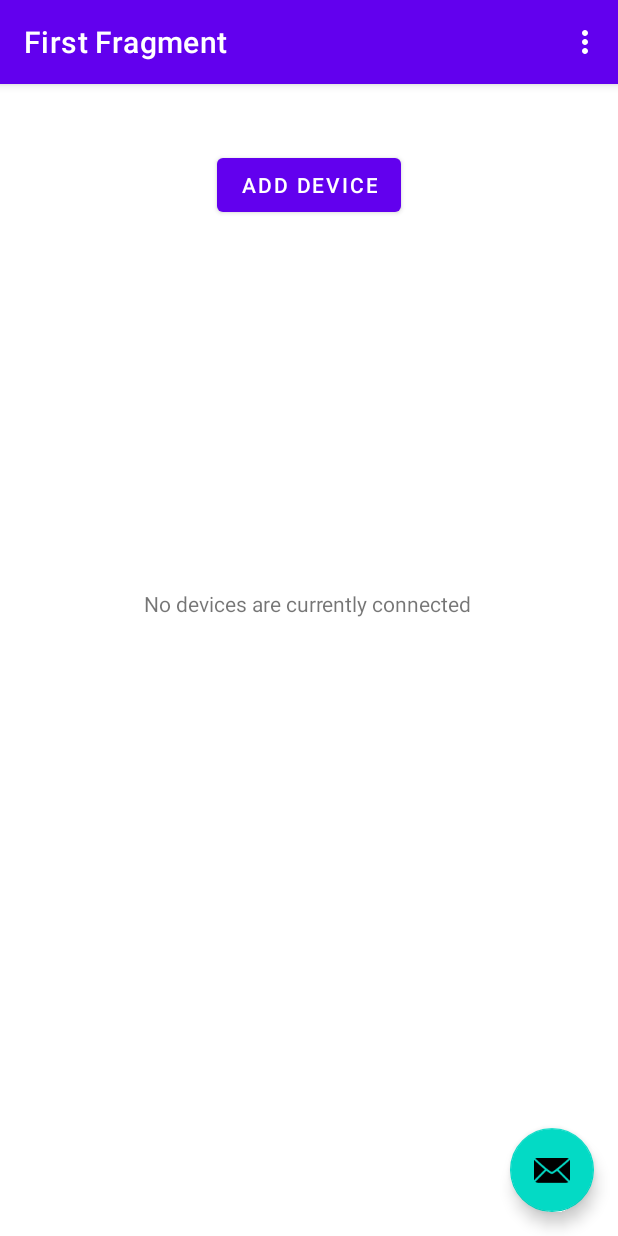
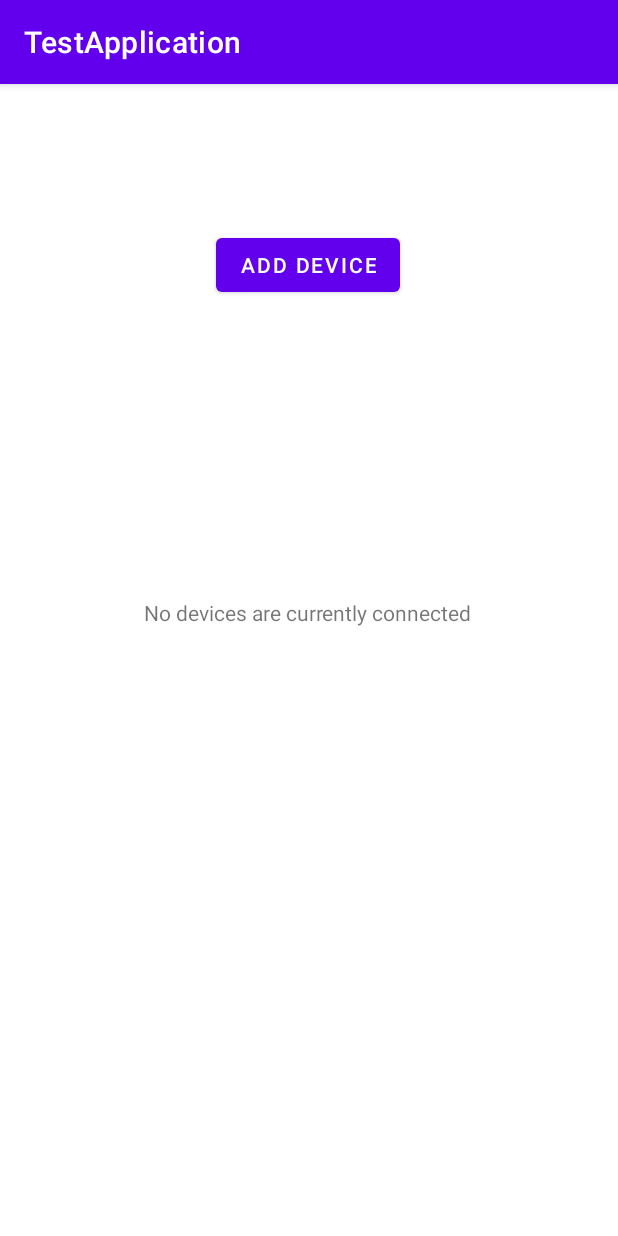
Before and after one commit to qclalo/capstone, an Android app: the InstructionMenuFragment screen opened through its navigation route, after a tap on "CANCEL", on a phone screen of 412 x 824 dp. Run offline under Robolectric (Android 15) with nearby library versions, the phone set to English and light mode, and no system bars.

Commit message:
new project base template

```diff
--- a/NEMoCoDe_App/app/build.gradle
+++ b/NEMoCoDe_App/app/build.gradle
@@ -29,9 +29,6 @@ android {
     kotlinOptions {
         jvmTarget = '1.8'
     }
-    buildFeatures {
-        viewBinding true
-    }
 }
 
 dependencies {
--- a/NEMoCoDe_App/app/src/main/AndroidManifest.xml
+++ b/NEMoCoDe_App/app/src/main/AndroidManifest.xml
@@ -15,9 +15,7 @@
         tools:targetApi="31">
         <activity
             android:name=".MainActivity"
-            android:exported="true"
-            android:label="@string/app_name"
-            android:theme="@style/Theme.NEMoCoDe_App.NoActionBar">
+            android:exported="true">
             <intent-filter>
                 <action android:name="android.intent.action.MAIN" />
 
--- a/NEMoCoDe_App/app/src/main/java/com/example/nemocode_app/InstructionMenuFragment.kt
+++ b/NEMoCoDe_App/app/src/main/java/com/example/nemocode_app/InstructionMenuFragment.kt
@@ -1,44 +1,30 @@
 package com.example.nemocode_app
 
 import android.os.Bundle
-import androidx.fragment.app.Fragment
 import android.view.LayoutInflater
 import android.view.View
 import android.view.ViewGroup
+import android.widget.Button
+import androidx.fragment.app.Fragment
 import androidx.navigation.fragment.findNavController
-import com.example.nemocode_app.databinding.FragmentInstructionMenuBinding
 
-/**
- * A simple [Fragment] subclass as the second destination in the navigation.
- */
 class InstructionMenuFragment : Fragment() {
-
-    private var _binding: FragmentInstructionMenuBinding? = null
-
-    // This property is only valid between onCreateView and
-    // onDestroyView.
-    private val binding get() = _binding!!
-
-    override fun onCreateView(
-        inflater: LayoutInflater, container: ViewGroup?,
-        savedInstanceState: Bundle?
-    ): View? {
-
-        _binding = FragmentInstructionMenuBinding.inflate(inflater, container, false)
-        return binding.root
-
+    override fun onCreateView(inflater: LayoutInflater, container: ViewGroup?, savedInstanceState: Bundle?): View? {
+        val view = inflater.inflate(R.layout.fragment_instruction_menu, container, false)
+        return view
     }
 
     override fun onViewCreated(view: View, savedInstanceState: Bundle?) {
         super.onViewCreated(view, savedInstanceState)
 
-        binding.cancelButton.setOnClickListener {
-            findNavController().navigate(R.id.action_SecondFragment_to_FirstFragment)
+        val addDeviceConfirmBtn : Button = view.findViewById(R.id.add_device_confirm)
+        addDeviceConfirmBtn.setOnClickListener {
+            findNavController().navigate(R.id.action_instructionMenuFragment_to_mainMenuFragment)
+        }
+
+        val cancelBtn : Button = view.findViewById(R.id.cancel_button)
+        cancelBtn.setOnClickListener {
+            findNavController().navigate(R.id.action_instructionMenuFragment_to_mainMenuFragment)
         }
     }
-
-    override fun onDestroyView() {
-        super.onDestroyView()
-        _binding = null
-    }
 }
--- a/NEMoCoDe_App/app/src/main/java/com/example/nemocode_app/MainActivity.kt
+++ b/NEMoCoDe_App/app/src/main/java/com/example/nemocode_app/MainActivity.kt
@@ -1,61 +1,14 @@
 package com.example.nemocode_app
 
+import androidx.appcompat.app.AppCompatActivity
 import android.os.Bundle
-import com.google.android.material.snackbar.Snackbar
-import androidx.appcompat.app.AppCompatActivity
-import androidx.navigation.findNavController
-import androidx.navigation.ui.AppBarConfiguration
-import androidx.navigation.ui.navigateUp
-import androidx.navigation.ui.setupActionBarWithNavController
-import android.view.Menu
-import android.view.MenuItem
-import android.widget.EditText
-import android.widget.TextView
-import com.example.nemocode_app.databinding.ActivityMainBinding
-import com.google.android.material.textfield.TextInputEditText
 
 class MainActivity : AppCompatActivity() {
-
-    private lateinit var appBarConfiguration: AppBarConfiguration
-    private lateinit var binding: ActivityMainBinding
-
     override fun onCreate(savedInstanceState: Bundle?) {
         super.onCreate(savedInstanceState)
+        setContentView(R.layout.activity_main)
 
-        binding = ActivityMainBinding.inflate(layoutInflater)
-        setContentView(binding.root)
+        //supportFragmentManager.beginTransaction().replace(R.id.nav_container, MainMenuFragment()).commit()
 
-        setSupportActionBar(binding.toolbar)
-
-        val navController = findNavController(R.id.nav_host_fragment_content_main)
-        appBarConfiguration = AppBarConfiguration(navController.graph)
-        setupActionBarWithNavController(navController, appBarConfiguration)
-
-        binding.fab.setOnClickListener { view ->
-            Snackbar.make(view, "Replace with your own action", Snackbar.LENGTH_LONG)
-                .setAction("Action", null).show()
-        }
-    }
-
-    override fun onCreateOptionsMenu(menu: Menu): Boolean {
-        // Inflate the menu; this adds items to the action bar if it is present.
-        menuInflater.inflate(R.menu.menu_main, menu)
-        return true
-    }
-
-    override fun onOptionsItemSelected(item: MenuItem): Boolean {
-        // Handle action bar item clicks here. The action bar will
-        // automatically handle clicks on the Home/Up button, so long
-        // as you specify a parent activity in AndroidManifest.xml.
-        return when (item.itemId) {
-            R.id.action_settings -> true
-            else -> super.onOptionsItemSelected(item)
-        }
-    }
-
-    override fun onSupportNavigateUp(): Boolean {
-        val navController = findNavController(R.id.nav_host_fragment_content_main)
-        return navController.navigateUp(appBarConfiguration)
-                || super.onSupportNavigateUp()
     }
 }
--- a/NEMoCoDe_App/app/src/main/java/com/example/nemocode_app/MainMenuFragment.kt
+++ b/NEMoCoDe_App/app/src/main/java/com/example/nemocode_app/MainMenuFragment.kt
@@ -1,44 +1,25 @@
 package com.example.nemocode_app
 
 import android.os.Bundle
-import androidx.fragment.app.Fragment
 import android.view.LayoutInflater
 import android.view.View
 import android.view.ViewGroup
+import android.widget.Button
+import androidx.fragment.app.Fragment
 import androidx.navigation.fragment.findNavController
-import com.example.nemocode_app.databinding.FragmentMainMenuBinding
 
-/**
- * A simple [Fragment] subclass as the default destination in the navigation.
- */
 class MainMenuFragment : Fragment() {
-
-    private var _binding: FragmentMainMenuBinding? = null
-
-    // This property is only valid between onCreateView and
-    // onDestroyView.
-    private val binding get() = _binding!!
-
-    override fun onCreateView(
-        inflater: LayoutInflater, container: ViewGroup?,
-        savedInstanceState: Bundle?
-    ): View? {
-
-        _binding = FragmentMainMenuBinding.inflate(inflater, container, false)
-        return binding.root
-
+    override fun onCreateView(inflater: LayoutInflater, container: ViewGroup?, savedInstanceState: Bundle?): View? {
+        val view = inflater.inflate(R.layout.fragment_main_menu, container, false)
+        return view
     }
 
     override fun onViewCreated(view: View, savedInstanceState: Bundle?) {
         super.onViewCreated(view, savedInstanceState)
 
-        binding.buttonFirst.setOnClickListener {
-            findNavController().navigate(R.id.action_FirstFragment_to_SecondFragment)
+        val addDeviceBtn : Button = view.findViewById(R.id.add_device_main)
+        addDeviceBtn.setOnClickListener {
+            findNavController().navigate(R.id.action_mainMenuFragment_to_instructionMenuFragment)
         }
     }
-
-    override fun onDestroyView() {
-        super.onDestroyView()
-        _binding = null
-    }
 }
--- a/NEMoCoDe_App/app/src/main/res/layout/activity_main.xml
+++ b/NEMoCoDe_App/app/src/main/res/layout/activity_main.xml
@@ -1,34 +1,31 @@
 <?xml version="1.0" encoding="utf-8"?>
-<androidx.coordinatorlayout.widget.CoordinatorLayout xmlns:android="http://schemas.android.com/apk/res/android"
+<androidx.constraintlayout.widget.ConstraintLayout
+    xmlns:android="http://schemas.android.com/apk/res/android"
     xmlns:app="http://schemas.android.com/apk/res-auto"
     xmlns:tools="http://schemas.android.com/tools"
     android:layout_width="match_parent"
     android:layout_height="match_parent"
     tools:context=".MainActivity">
 
-    <com.google.android.material.appbar.AppBarLayout
-        android:layout_width="match_parent"
-        android:layout_height="wrap_content"
-        android:theme="@style/Theme.NEMoCoDe_App.AppBarOverlay">
+    <fragment
+        android:id="@+id/nav_host_fragment"
+        android:name="androidx.navigation.fragment.NavHostFragment"
+        android:layout_width="0dp"
+        android:layout_height="0dp"
+        app:layout_constraintLeft_toLeftOf="parent"
+        app:layout_constraintRight_toRightOf="parent"
+        app:layout_constraintTop_toTopOf="parent"
+        app:layout_constraintBottom_toBottomOf="parent"
+        app:defaultNavHost="true"
+        app:navGraph="@navigation/nav_graph"/>
 
-        <androidx.appcompat.widget.Toolbar
-            android:id="@+id/toolbar"
+        <FrameLayout
+            android:id="@+id/nav_container"
             android:layout_width="match_parent"
-            android:layout_height="?attr/actionBarSize"
-            android:background="?attr/colorPrimary"
-            app:popupTheme="@style/Theme.NEMoCoDe_App.PopupOverlay" />
+            android:layout_height="match_parent"
+            app:layout_constraintTop_toTopOf="parent"
+            app:layout_constraintBottom_toBottomOf="parent"
+            app:layout_constraintLeft_toLeftOf="parent"
+            app:layout_constraintRight_toRightOf="parent" />
 
-    </com.google.android.material.appbar.AppBarLayout>
-
-    <include layout="@layout/content_main" />
-
-    <com.google.android.material.floatingactionbutton.FloatingActionButton
-        android:id="@+id/fab"
-        android:layout_width="wrap_content"
-        android:layout_height="wrap_content"
-        android:layout_gravity="bottom|end"
-        android:layout_marginEnd="@dimen/fab_margin"
-        android:layout_marginBottom="16dp"
-        app:srcCompat="@android:drawable/ic_dialog_email" />
-
-</androidx.coordinatorlayout.widget.CoordinatorLayout>
+</androidx.constraintlayout.widget.ConstraintLayout>
--- a/NEMoCoDe_App/app/src/main/res/layout/content_main.xml
+++ /dev/null
@@ -1,19 +0,0 @@
-<?xml version="1.0" encoding="utf-8"?>
-<androidx.constraintlayout.widget.ConstraintLayout xmlns:android="http://schemas.android.com/apk/res/android"
-    xmlns:app="http://schemas.android.com/apk/res-auto"
-    android:layout_width="match_parent"
-    android:layout_height="match_parent"
-    app:layout_behavior="@string/appbar_scrolling_view_behavior">
-
-    <fragment
-        android:id="@+id/nav_host_fragment_content_main"
-        android:name="androidx.navigation.fragment.NavHostFragment"
-        android:layout_width="0dp"
-        android:layout_height="0dp"
-        app:defaultNavHost="true"
-        app:layout_constraintBottom_toBottomOf="parent"
-        app:layout_constraintEnd_toEndOf="parent"
-        app:layout_constraintStart_toStartOf="parent"
-        app:layout_constraintTop_toTopOf="parent"
-        app:navGraph="@navigation/nav_graph" />
-</androidx.constraintlayout.widget.ConstraintLayout>
--- a/NEMoCoDe_App/app/src/main/res/layout/fragment_instruction_menu.xml
+++ b/NEMoCoDe_App/app/src/main/res/layout/fragment_instruction_menu.xml
@@ -1,10 +1,22 @@
 <?xml version="1.0" encoding="utf-8"?>
 <androidx.constraintlayout.widget.ConstraintLayout xmlns:android="http://schemas.android.com/apk/res/android"
+    xmlns:tools="http://schemas.android.com/tools"
     xmlns:app="http://schemas.android.com/apk/res-auto"
-    xmlns:tools="http://schemas.android.com/tools"
     android:layout_width="match_parent"
     android:layout_height="match_parent"
     tools:context=".InstructionMenuFragment">
+
+    <Button
+        android:id="@+id/add_device_confirm"
+        android:layout_width="wrap_content"
+        android:layout_height="wrap_content"
+        android:text="@string/add_device"
+        app:layout_constraintBottom_toTopOf="@+id/cancel_button"
+        app:layout_constraintEnd_toEndOf="parent"
+        app:layout_constraintHorizontal_bias="0.498"
+        app:layout_constraintStart_toStartOf="parent"
+        app:layout_constraintTop_toTopOf="parent"
+        app:layout_constraintVertical_bias="1.0" />
 
     <Button
         android:id="@+id/cancel_button"
@@ -19,7 +31,7 @@
         app:layout_constraintVertical_bias="0.91" />
 
     <com.google.android.material.textfield.TextInputEditText
-        android:id="@+id/textInputEditText"
+        android:id="@+id/userName"
         android:layout_width="298dp"
         android:layout_height="48dp"
         android:hint="@string/user_name"
@@ -31,7 +43,7 @@
         app:layout_constraintVertical_bias="0.103" />
 
     <com.google.android.material.textfield.TextInputEditText
-        android:id="@+id/textInputEditText2"
+        android:id="@+id/deviceID"
         android:layout_width="298dp"
         android:layout_height="48dp"
         android:hint="@string/device_id"
@@ -40,7 +52,7 @@
         app:layout_constraintEnd_toEndOf="parent"
         app:layout_constraintHorizontal_bias="0.495"
         app:layout_constraintStart_toStartOf="parent"
-        app:layout_constraintTop_toBottomOf="@+id/textInputEditText"
+        app:layout_constraintTop_toBottomOf="@+id/userName"
         app:layout_constraintVertical_bias="0.05" />
 
     <TextView
@@ -53,16 +65,4 @@
         app:layout_constraintStart_toStartOf="parent"
         app:layout_constraintTop_toTopOf="parent" />
 
-    <Button
-        android:id="@+id/add_device_confirm"
-        android:layout_width="wrap_content"
-        android:layout_height="wrap_content"
-        android:text="@string/add_device"
-        app:layout_constraintBottom_toTopOf="@+id/cancel_button"
-        app:layout_constraintEnd_toEndOf="parent"
-        app:layout_constraintHorizontal_bias="0.498"
-        app:layout_constraintStart_toStartOf="parent"
-        app:layout_constraintTop_toTopOf="parent"
-        app:layout_constraintVertical_bias="1.0" />
-
 </androidx.constraintlayout.widget.ConstraintLayout>
--- a/NEMoCoDe_App/app/src/main/res/layout/fragment_main_menu.xml
+++ b/NEMoCoDe_App/app/src/main/res/layout/fragment_main_menu.xml
@@ -6,26 +6,27 @@
     android:layout_height="match_parent"
     tools:context=".MainMenuFragment">
 
+    <Button
+        android:id="@+id/add_device_main"
+        android:layout_width="wrap_content"
+        android:layout_height="wrap_content"
+        android:text="@string/add_device"
+        app:layout_constraintBottom_toBottomOf="parent"
+        app:layout_constraintEnd_toEndOf="parent"
+        app:layout_constraintHorizontal_bias="0.498"
+        app:layout_constraintStart_toStartOf="parent"
+        app:layout_constraintTop_toTopOf="parent"
+        app:layout_constraintVertical_bias="0.134" />
+
     <TextView
-        android:id="@+id/textview_first"
+        android:id="@+id/no_devices"
         android:layout_width="wrap_content"
         android:layout_height="wrap_content"
         android:text="@string/no_devices_connected"
         app:layout_constraintBottom_toBottomOf="parent"
         app:layout_constraintEnd_toEndOf="parent"
-        app:layout_constraintHorizontal_bias="0.497"
+        app:layout_constraintHorizontal_bias="0.498"
         app:layout_constraintStart_toStartOf="parent"
-        app:layout_constraintTop_toBottomOf="@+id/button_first"
-        app:layout_constraintVertical_bias="0.373" />
-
-    <Button
-        android:id="@+id/button_first"
-        android:layout_width="wrap_content"
-        android:layout_height="wrap_content"
-        android:text="@string/add_device"
-        app:layout_constraintBottom_toBottomOf="parent"
-        app:layout_constraintEnd_toEndOf="parent"
-        app:layout_constraintStart_toStartOf="parent"
-        app:layout_constraintTop_toTopOf="parent"
-        app:layout_constraintVertical_bias="0.06" />
+        app:layout_constraintTop_toBottomOf="@+id/add_device_main"
+        app:layout_constraintVertical_bias="0.328" />
 </androidx.constraintlayout.widget.ConstraintLayout>
--- a/NEMoCoDe_App/app/src/main/res/menu/menu_main.xml
+++ /dev/null
@@ -1,10 +0,0 @@
-<menu xmlns:android="http://schemas.android.com/apk/res/android"
-    xmlns:app="http://schemas.android.com/apk/res-auto"
-    xmlns:tools="http://schemas.android.com/tools"
-    tools:context="com.example.nemocode_app.MainActivity">
-    <item
-        android:id="@+id/action_settings"
-        android:orderInCategory="100"
-        android:title="@string/action_settings"
-        app:showAsAction="never" />
-</menu>
--- a/NEMoCoDe_App/app/src/main/res/navigation/nav_graph.xml
+++ b/NEMoCoDe_App/app/src/main/res/navigation/nav_graph.xml
@@ -3,26 +3,24 @@
     xmlns:app="http://schemas.android.com/apk/res-auto"
     xmlns:tools="http://schemas.android.com/tools"
     android:id="@+id/nav_graph"
-    app:startDestination="@id/FirstFragment">
+    app:startDestination="@id/mainMenuFragment">
 
     <fragment
-        android:id="@+id/FirstFragment"
-        android:name="com.example.nemocode_app.MainMenuFragment"
-        android:label="@string/first_fragment_label"
-        tools:layout="@layout/fragment_main_menu">
-
+        android:id="@+id/instructionMenuFragment"
+        android:name="com.example.nemocode_app.InstructionMenuFragment"
+        android:label="fragment_instruction_menu"
+        tools:layout="@layout/fragment_instruction_menu" >
         <action
-            android:id="@+id/action_FirstFragment_to_SecondFragment"
-            app:destination="@id/SecondFragment" />
+            android:id="@+id/action_instructionMenuFragment_to_mainMenuFragment"
+            app:destination="@id/mainMenuFragment" />
     </fragment>
     <fragment
-        android:id="@+id/SecondFragment"
-        android:name="com.example.nemocode_app.InstructionMenuFragment"
-        android:label="@string/second_fragment_label"
-        tools:layout="@layout/fragment_instruction_menu">
-
+        android:id="@+id/mainMenuFragment"
+        android:name="com.example.nemocode_app.MainMenuFragment"
+        android:label="fragment_main_menu"
+        tools:layout="@layout/fragment_main_menu" >
         <action
-            android:id="@+id/action_SecondFragment_to_FirstFragment"
-            app:destination="@id/FirstFragment" />
+            android:id="@+id/action_mainMenuFragment_to_instructionMenuFragment"
+            app:destination="@id/instructionMenuFragment" />
     </fragment>
 </navigation>
--- a/NEMoCoDe_App/app/src/main/res/values-land/dimens.xml
+++ /dev/null
@@ -1,3 +0,0 @@
-<resources>
-    <dimen name="fab_margin">48dp</dimen>
-</resources>
--- a/NEMoCoDe_App/app/src/main/res/values-w1240dp/dimens.xml
+++ /dev/null
@@ -1,3 +0,0 @@
-<resources>
-    <dimen name="fab_margin">200dp</dimen>
-</resources>
--- a/NEMoCoDe_App/app/src/main/res/values-w600dp/dimens.xml
+++ /dev/null
@@ -1,3 +0,0 @@
-<resources>
-    <dimen name="fab_margin">48dp</dimen>
-</resources>
--- a/NEMoCoDe_App/app/src/main/res/values/dimens.xml
+++ /dev/null
@@ -1,3 +0,0 @@
-<resources>
-    <dimen name="fab_margin">16dp</dimen>
-</resources>
--- a/NEMoCoDe_App/app/src/main/res/values/strings.xml
+++ b/NEMoCoDe_App/app/src/main/res/values/strings.xml
@@ -1,5 +1,5 @@
 <resources>
-    <string name="app_name">NEMoCoDe_App</string>
+    <string name="app_name">TestApplication</string>
     <string name="action_settings">Settings</string>
     <!-- Strings used for fragments for navigation -->
     <string name="first_fragment_label">First Fragment</string>
--- a/NEMoCoDe_App/app/src/main/res/values/themes.xml
+++ b/NEMoCoDe_App/app/src/main/res/values/themes.xml
@@ -13,13 +13,4 @@
         <item name="android:statusBarColor" tools:targetApi="l">?attr/colorPrimaryVariant</item>
         <!-- Customize your theme here. -->
     </style>
-
-    <style name="Theme.NEMoCoDe_App.NoActionBar">
-        <item name="windowActionBar">false</item>
-        <item name="windowNoTitle">true</item>
-    </style>
-
-    <style name="Theme.NEMoCoDe_App.AppBarOverlay" parent="ThemeOverlay.AppCompat.Dark.ActionBar" />
-
-    <style name="Theme.NEMoCoDe_App.PopupOverlay" parent="ThemeOverlay.AppCompat.Light" />
 </resources>
--- a/NEMoCoDe_App/build.gradle
+++ b/NEMoCoDe_App/build.gradle
@@ -2,7 +2,7 @@
 plugins {
     id 'com.android.application' version '7.2.2' apply false
     id 'com.android.library' version '7.2.2' apply false
-    id 'org.jetbrains.kotlin.android' version '1.6.10' apply false
+    id 'org.jetbrains.kotlin.android' version '1.7.10' apply false
 }
 
 task clean(type: Delete) {
```
Also changed, not shown: NEMoCoDe_App/gradle/wrapper/gradle-wrapper.properties.
